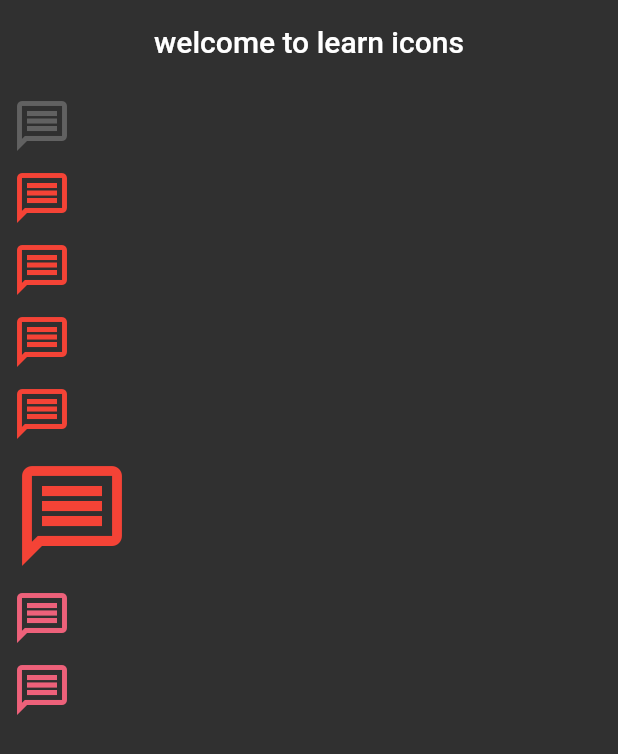
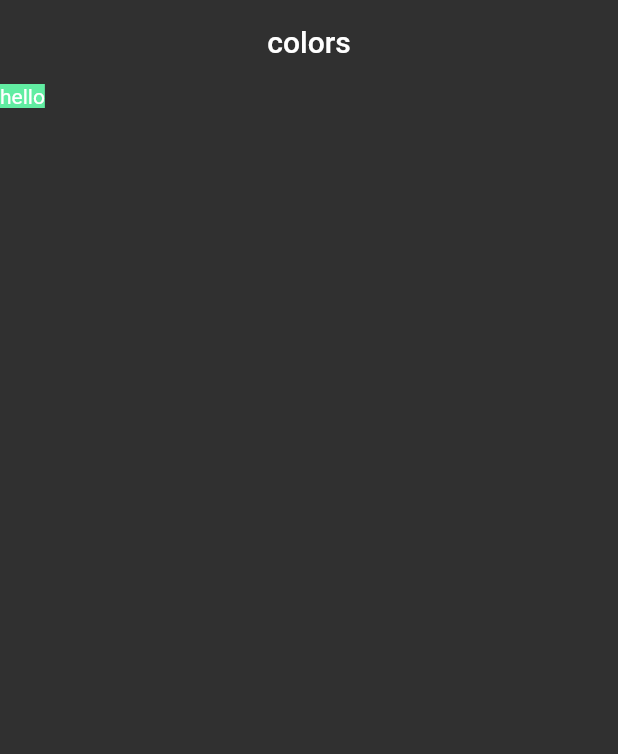
Before and after one commit to hicranfiliz/flutter_learn, a Flutter app: the screen it shows after launch, on a phone screen of 412 x 824 dp. Shown: the top 754 px of the screen. Run offline on Flutter 3.47's test engine with Material 2 defaults, Android fonts, the phone set to English and light mode, and no system bars; missing offline and left inert: dart:ffi.

Commit message:
added color class

```diff
--- /dev/null
+++ b/lib/101/color_learn.dart
@@ -0,0 +1,24 @@
+import 'package:flutter/material.dart';
+
+class ColorLearnView extends StatelessWidget {
+  const ColorLearnView({super.key});
+
+  @override
+  Widget build(BuildContext context) {
+    return Scaffold(
+      appBar: AppBar(
+        title: Text('colors'),
+      ),
+      body: Container(
+        color: ColorsItems.turquaz_blue,
+        child: const Text('hello'),
+      ),
+    );
+  }
+}
+
+class ColorsItems {
+  static const Color porche = Color(0xffEDBB61);
+
+  static const Color turquaz_blue = Color(0xff61EDA2);
+}
--- a/lib/main.dart
+++ b/lib/main.dart
@@ -3,6 +3,7 @@ import 'dart:ffi';
 import 'package:flutter/material.dart';
 import 'package:flutter/services.dart';
 import 'package:flutter_learn/101/app_bar.dart';
+import 'package:flutter_learn/101/color_learn.dart';
 import 'package:flutter_learn/101/icon_learn.dart';
 
 void main() {
@@ -28,7 +29,7 @@ class MyApp extends StatelessWidget {
             backgroundColor: Colors.transparent,
             elevation: 0,
           )),
-      home: IconLearnView(),
+      home: const ColorLearnView(),
     );
   }
 }
```
